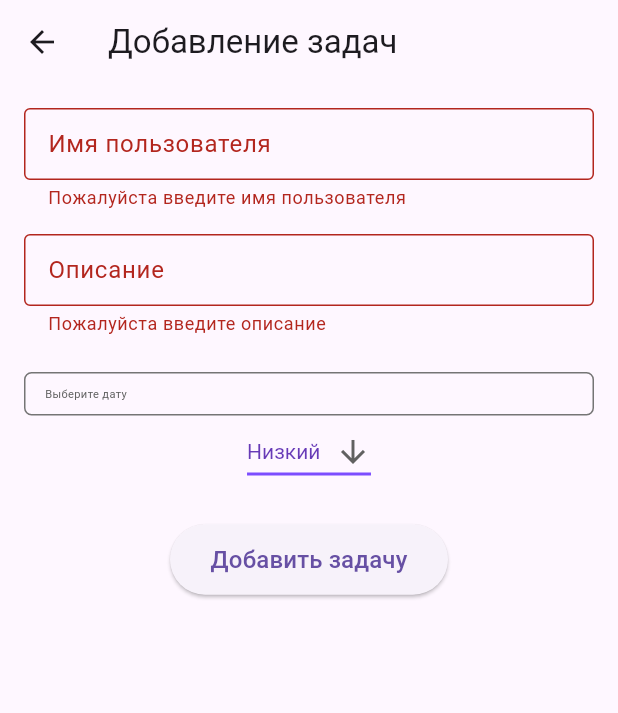
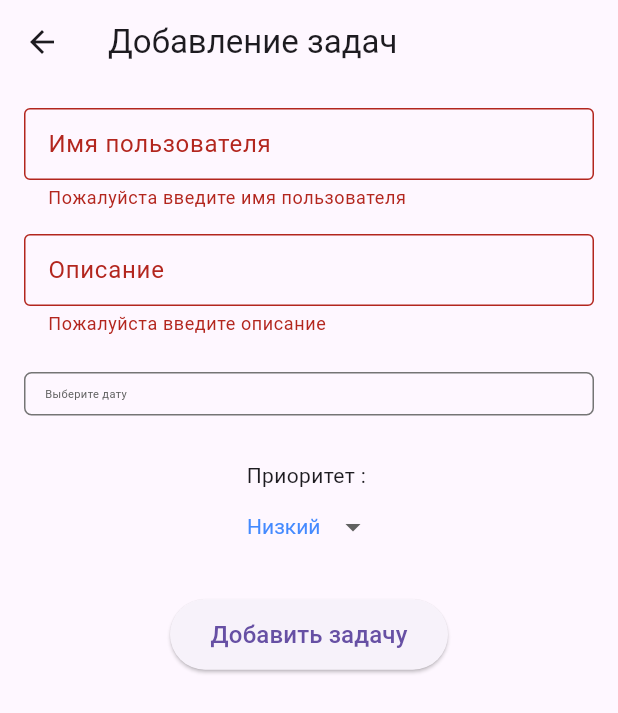
Before and after one commit to DaniilBidenko/todoProject, a Flutter app: the screen it shows after launch, after a tap on "+ Добавить задачу", on a phone screen of 412 x 824 dp. Shown: the top 713 px of the screen. Run offline on Flutter 3.47's test engine with Material 3 defaults, Android fonts, the phone set to English and light mode, and no system bars; our stand-ins replace equatable, flutter_bloc, shared_preferences.

Commit message:
Делаем палитру

```diff
--- a/lib/data/model/todo.dart
+++ b/lib/data/model/todo.dart
@@ -47,7 +47,7 @@ class Todo extends Equatable {
       isCompleted: isCompleted ?? this.isCompleted ,
       isEditing: isEditing ?? this.isEditing,
       editAt: editAt ?? this.editAt,
-      valueDropDown: valueDropDown ?? valueDropDown!,
+      valueDropDown: valueDropDown ?? this.valueDropDown,
     );
   }
 // Закидываем все данные в Json
@@ -75,7 +75,7 @@ class Todo extends Equatable {
       isCompleted: json['isCompleted'] as bool,
       isEditing: json['isEditing'] as bool,
       editAt: json['editAt'] as bool,
-      valueDropDown: json['valueDropDown'] as String
+      valueDropDown: json['dropDown'] as String
     );
   }
 
--- a/lib/main.dart
+++ b/lib/main.dart
@@ -4,17 +4,18 @@ import 'package:flutter/material.dart';
 import 'package:flutter_bloc/flutter_bloc.dart';
 import 'package:to_do/bloc/todo_bloc.dart';
 import 'package:to_do/bloc/todo_event.dart';
+import 'package:to_do/data/model/todo.dart';
 import 'package:to_do/data/repository/todo_repository.dart';
 import 'package:to_do/screens/homescreen.dart';
 
 void main () async{
   WidgetsFlutterBinding.ensureInitialized();
-  runApp(MyApp());
+  runApp(MyApp(todo: Todo(name: '', isEditing: true, valueDropDown: '')));
 }
 
 class MyApp extends StatelessWidget {
-
-  MyApp({Key? key}) : super(key: key);
+final Todo todo;
+  MyApp({Key? key, required this.todo}) : super(key: key);
 
   @override
   Widget build(BuildContext context) {
@@ -28,7 +29,7 @@ class MyApp extends StatelessWidget {
         return bloc;
       },
       child: MaterialApp(
-        home: Homescreen()
+        home: Homescreen(todo: todo,)
       ),
         ),
       );
--- a/lib/screens/add_todo_screen.dart
+++ b/lib/screens/add_todo_screen.dart
@@ -6,6 +6,19 @@ import 'package:to_do/bloc/todo_event.dart';
 import 'package:to_do/data/model/todo.dart';
 
 const List<String> priority = ['Низкий', 'Средний', 'Высокий'];
+
+ Color changePriorityColor (String priorityValue) {
+  switch (priorityValue) {
+    case 'Низкий' :
+      return Colors.blueAccent;
+    case 'Средний' :
+      return Colors.orangeAccent;
+    case 'Высокий' :
+      return Colors.redAccent;
+    default :
+      return Colors.black;
+  }
+ }
 
 class AddTodoScreen extends StatefulWidget{
   const AddTodoScreen({Key? key}) : super (key: key);
@@ -22,7 +35,6 @@ class _AddTodoScreenState extends State<AddTodoScreen> {
   final _descriptionController = TextEditingController();
   DateTime? _dateTime;
   String? header;
-
   String choosePriority = priority.first;
 
 
@@ -135,12 +147,15 @@ class _AddTodoScreenState extends State<AddTodoScreen> {
                 ),
               ),
              ),
-             DropdownButton<String>(
+             SizedBox(
+              height: 30,
+             ),
+             Text('Приоритет : '),
+              DropdownButton<String>(
       value: choosePriority,
-      icon: const Icon(Icons.arrow_downward),
       elevation: 16,
-      style: const TextStyle(color: Colors.deepPurple),
-      underline: Container(height: 2, color: Colors.deepPurpleAccent),
+      style: TextStyle(color: changePriorityColor(choosePriority)),
+      underline: Container(height: 0, color: Colors.white),
       onChanged: (String? value) {
         // This is called when the user selects an item.
         setState(() {
--- a/lib/screens/homescreen.dart
+++ b/lib/screens/homescreen.dart
@@ -2,13 +2,15 @@ import 'package:flutter/material.dart';
 import 'package:flutter_bloc/flutter_bloc.dart';
 import 'package:to_do/bloc/todo_bloc.dart';
 import 'package:to_do/bloc/todo_state.dart';
+import 'package:to_do/data/model/todo.dart';
 import 'package:to_do/screens/add_todo_screen.dart';
+import 'package:to_do/screens/settings_screen.dart';
 import 'package:to_do/widgets/new_todo_item.dart';
-import 'package:to_do/widgets/todo_item.dart';
 
 class Homescreen extends StatelessWidget{
+  final Todo todo;
  // создаем домашний экран
-  const Homescreen({Key? key, }) : super(key: key);
+  const Homescreen({Key? key, required this.todo }) : super(key: key);
   @override
   Widget build(BuildContext context) {
 
@@ -27,6 +29,23 @@ class Homescreen extends StatelessWidget{
           color: const Color.fromARGB(255, 3, 32, 248)
         ),
         ),
+        ElevatedButton(
+
+          style: ElevatedButton.styleFrom(
+            elevation: 0.0,
+            shadowColor: Colors.black,
+            backgroundColor: Colors.white,
+          ),
+          onPressed: () {
+                            Navigator.push(context, MaterialPageRoute(
+                              builder: (context) => SettingsScreen(todo: todo)
+                              ));
+                          },
+          child: Text('Настройки',
+          style: TextStyle(
+            color: Colors.grey[800]
+          ),
+          )),
         Container(
           decoration: BoxDecoration(
             color: const Color.fromARGB(255, 3, 32, 248),
--- a/pubspec.yaml
+++ b/pubspec.yaml
@@ -39,6 +39,7 @@ dependencies:
   uuid: ^4.5.1
   shared_preferences: ^2.5.3
   intl: ^0.20.2
+  flutter_colorpicker: ^1.1.0
 
 dev_dependencies:
   flutter_test:
```
Also changed, not shown: lib/my_color/color.dart (added, +27 -0 lines), lib/screens/edit_todo_screen.dart (+32 -15 lines), lib/screens/settings_screen.dart (added, +199 -0 lines), lib/widgets/new_todo_item.dart (+33 -7 lines), pubspec.lock.
